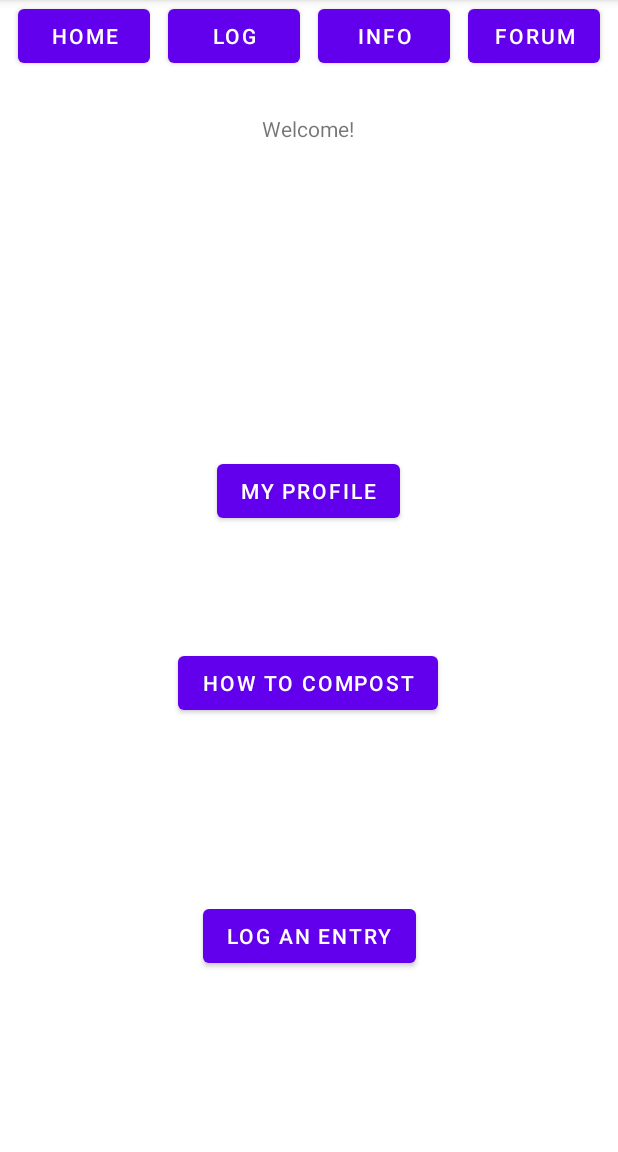
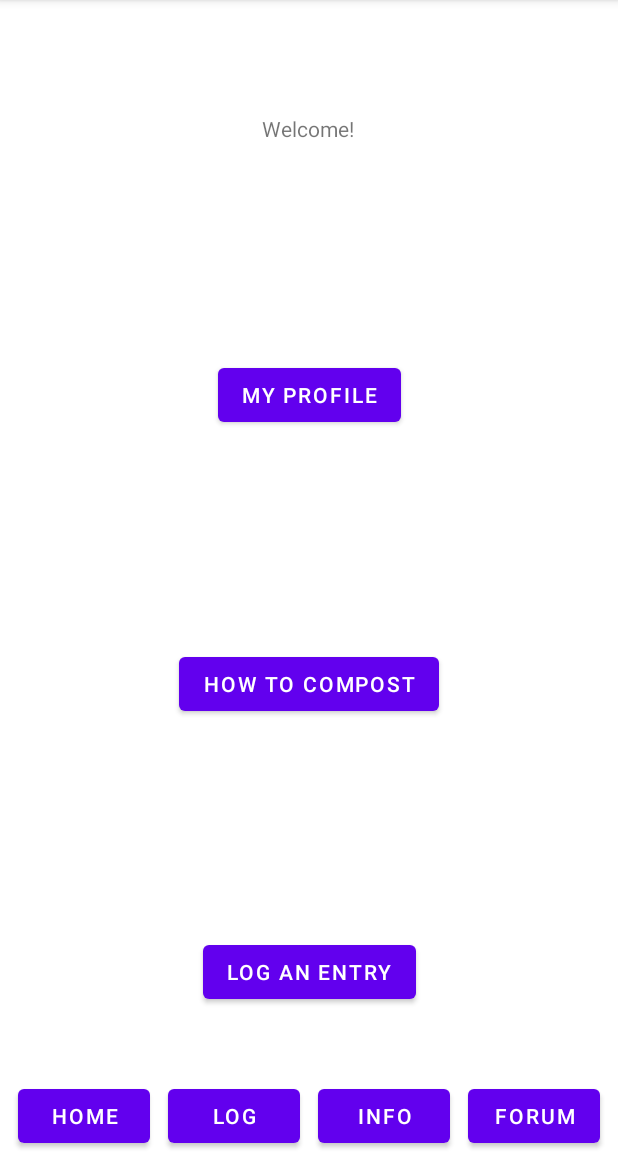
Before and after one commit to CorwinDaley/Bioplastics-Bad, an Android app: the screen it shows after launch (MainActivity), on a phone screen of 412 x 824 dp, the part 84-1236 px from its top. Run offline under Robolectric (Android 15) with nearby library versions, the phone set to English and light mode, and no system bars; our stand-ins replace navigation-ui.

Commit message:
barrier added to keep buttons on the bottom in the activity_main.xml layout

```diff
--- a/app/src/main/res/layout/activity_main.xml
+++ b/app/src/main/res/layout/activity_main.xml
@@ -13,13 +13,14 @@
         android:layout_height="match_parent"
         app:defaultNavHost="true"
         app:navGraph="@navigation/navigation"
-        tools:layout_editor_absoluteX="12dp"
-        tools:layout_editor_absoluteY="-108dp" />
+        tools:layout_editor_absoluteX="37dp"
+        tools:layout_editor_absoluteY="295dp" />
 
     <androidx.constraintlayout.widget.Barrier
         android:layout_width="wrap_content"
         android:layout_height="wrap_content"
         app:barrierDirection="top"
+        app:constraint_referenced_ids="button_main_log,button_main_infomation,button_main_forum,button_main_home"
         tools:layout_editor_absoluteX="0dp"
         tools:layout_editor_absoluteY="201dp" />
 
@@ -28,40 +29,40 @@
         android:layout_width="wrap_content"
         android:layout_height="wrap_content"
         android:text="Log"
+        app:layout_constraintBottom_toBottomOf="parent"
         app:layout_constraintEnd_toStartOf="@+id/button_main_infomation"
         app:layout_constraintHorizontal_bias="0.5"
-        app:layout_constraintStart_toEndOf="@+id/button_main_home"
-        tools:layout_editor_absoluteY="696dp" />
+        app:layout_constraintStart_toEndOf="@+id/button_main_home" />
 
     <Button
         android:id="@+id/button_main_infomation"
         android:layout_width="wrap_content"
         android:layout_height="wrap_content"
         android:text="Info"
+        app:layout_constraintBottom_toBottomOf="parent"
         app:layout_constraintEnd_toStartOf="@+id/button_main_forum"
         app:layout_constraintHorizontal_bias="0.5"
-        app:layout_constraintStart_toEndOf="@+id/button_main_log"
-        tools:layout_editor_absoluteY="696dp" />
+        app:layout_constraintStart_toEndOf="@+id/button_main_log" />
 
     <Button
         android:id="@+id/button_main_forum"
         android:layout_width="wrap_content"
         android:layout_height="wrap_content"
         android:text="Forum"
+        app:layout_constraintBottom_toBottomOf="parent"
         app:layout_constraintEnd_toEndOf="parent"
         app:layout_constraintHorizontal_bias="0.5"
-        app:layout_constraintStart_toEndOf="@+id/button_main_infomation"
-        tools:layout_editor_absoluteY="696dp" />
+        app:layout_constraintStart_toEndOf="@+id/button_main_infomation" />
 
     <Button
         android:id="@+id/button_main_home"
         android:layout_width="wrap_content"
         android:layout_height="wrap_content"
         android:text="Home"
+        app:layout_constraintBottom_toBottomOf="parent"
         app:layout_constraintEnd_toStartOf="@+id/button_main_log"
         app:layout_constraintHorizontal_bias="0.5"
-        app:layout_constraintStart_toStartOf="parent"
-        tools:layout_editor_absoluteY="696dp" />
+        app:layout_constraintStart_toStartOf="parent" />
 
 
 </androidx.constraintlayout.widget.ConstraintLayout>
--- a/app/src/main/res/layout/fragment_homepage.xml
+++ b/app/src/main/res/layout/fragment_homepage.xml
@@ -22,9 +22,11 @@
         android:id="@+id/button_loggingFragment_homePage"
         android:layout_width="wrap_content"
         android:layout_height="wrap_content"
+        android:layout_marginTop="48dp"
         android:text="Log an Entry"
         app:layout_constraintBottom_toBottomOf="parent"
         app:layout_constraintEnd_toEndOf="parent"
+        app:layout_constraintHorizontal_bias="0.5"
         app:layout_constraintStart_toStartOf="parent"
         app:layout_constraintTop_toBottomOf="@+id/button_instructionsFragment_homePage" />
 
@@ -32,10 +34,11 @@
         android:id="@+id/button_profilePageFragment_homePage"
         android:layout_width="wrap_content"
         android:layout_height="wrap_content"
-        android:layout_marginTop="208dp"
+        android:layout_marginTop="48dp"
         android:text="My Profile"
+        app:layout_constraintBottom_toTopOf="@+id/button_instructionsFragment_homePage"
         app:layout_constraintEnd_toEndOf="parent"
-        app:layout_constraintHorizontal_bias="0.498"
+        app:layout_constraintHorizontal_bias="0.5"
         app:layout_constraintStart_toStartOf="parent"
         app:layout_constraintTop_toBottomOf="@+id/textView2" />
 
@@ -43,10 +46,11 @@
         android:id="@+id/button_instructionsFragment_homePage"
         android:layout_width="wrap_content"
         android:layout_height="wrap_content"
-        android:layout_marginTop="80dp"
+        android:layout_marginTop="48dp"
         android:text="How to Compost"
+        app:layout_constraintBottom_toTopOf="@+id/button_loggingFragment_homePage"
         app:layout_constraintEnd_toEndOf="parent"
-        app:layout_constraintHorizontal_bias="0.498"
+        app:layout_constraintHorizontal_bias="0.5"
         app:layout_constraintStart_toStartOf="parent"
         app:layout_constraintTop_toBottomOf="@+id/button_profilePageFragment_homePage" />
 </androidx.constraintlayout.widget.ConstraintLayout>
```
